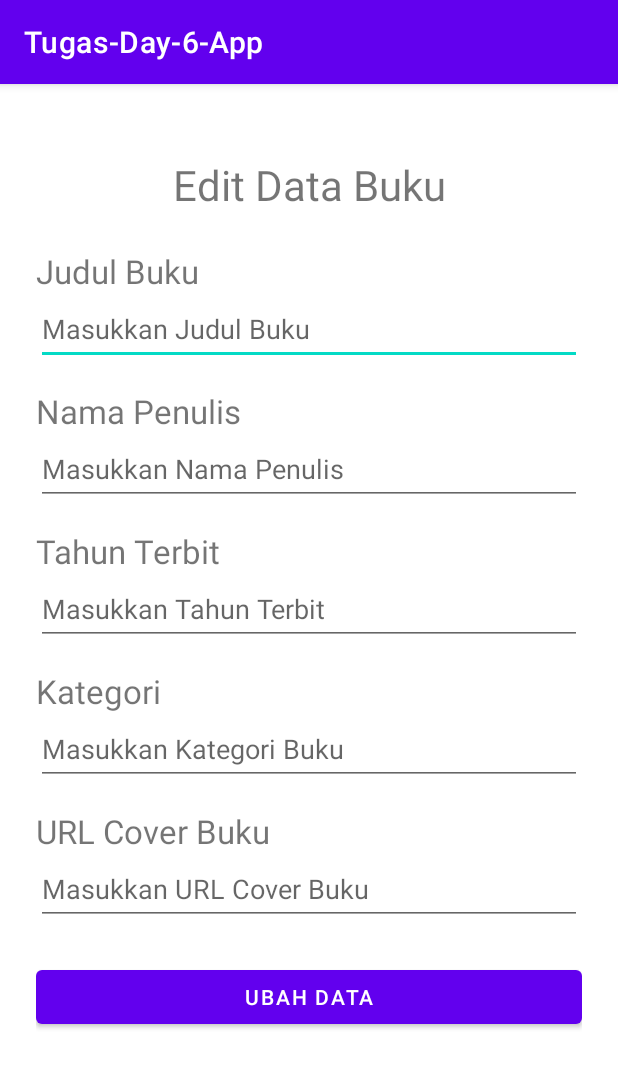
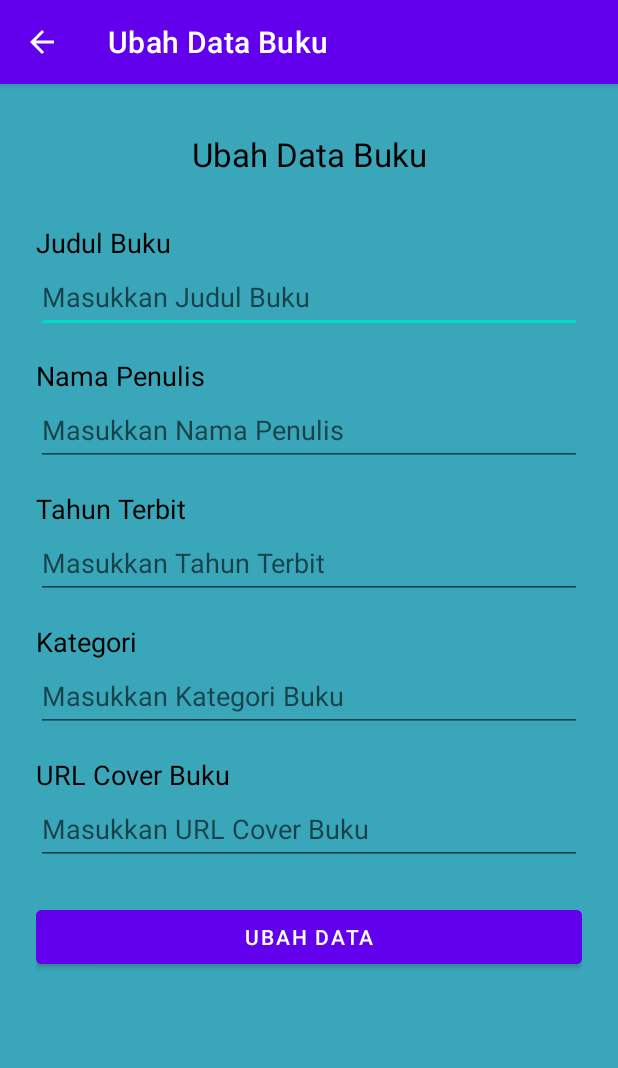
Before and after one commit to nandaarya/TalentClass-batch-8, an Android app: the EditDetailBookActivity screen opened directly, with no data from a screen before it, on a phone screen of 412 x 824 dp. Shown: the top 1068 px of the screen. Run offline under Robolectric (Android 15) with nearby library versions, the phone set to English and light mode, and no system bars; our stand-ins replace Firebase (no records; nobody signed in at launch, a user with empty details on screens opened directly).

Commit message:
fix edit book layout

```diff
--- a/Day 6/Tugas-Day-6-App/app/src/main/java/com/example/tugas_day_6_app/DetailBookActivity.kt
+++ b/Day 6/Tugas-Day-6-App/app/src/main/java/com/example/tugas_day_6_app/DetailBookActivity.kt
@@ -27,7 +27,6 @@ class DetailBookActivity : AppCompatActivity() {
         setContentView(view)
 
         supportActionBar?.title = "Detail Buku"
-
         supportActionBar?.setDisplayHomeAsUpEnabled(true)
 
         settingFirebaseRealtimeDB()
--- a/Day 6/Tugas-Day-6-App/app/src/main/java/com/example/tugas_day_6_app/EditDetailBookActivity.kt
+++ b/Day 6/Tugas-Day-6-App/app/src/main/java/com/example/tugas_day_6_app/EditDetailBookActivity.kt
@@ -21,9 +21,18 @@ class EditDetailBookActivity : AppCompatActivity() {
         val view = binding.root
         setContentView(view)
 
+        supportActionBar?.title = "Ubah Data Buku"
+        supportActionBar?.setDisplayHomeAsUpEnabled(true)
+
         setData()
         settingFirebaseRealtimeDB()
         settingEditButton()
+    }
+
+    override fun onSupportNavigateUp(): Boolean {
+        // Tindakan ketika tombol kembali ditekan
+        onBackPressed()
+        return true
     }
 
     private fun setData() {
--- a/Day 6/Tugas-Day-6-App/app/src/main/res/layout/activity_detail_book.xml
+++ b/Day 6/Tugas-Day-6-App/app/src/main/res/layout/activity_detail_book.xml
@@ -83,7 +83,7 @@
             android:layout_marginEnd="8dp"
             android:layout_weight="1"
             android:backgroundTint="@color/orange"
-            android:text="Edit Data" />
+            android:text="Ubah Data" />
 
         <Button
             android:id="@+id/btn_delete_book"
--- a/Day 6/Tugas-Day-6-App/app/src/main/res/layout/activity_edit_detail_book.xml
+++ b/Day 6/Tugas-Day-6-App/app/src/main/res/layout/activity_edit_detail_book.xml
@@ -5,6 +5,7 @@
     android:layout_width="match_parent"
     android:layout_height="match_parent"
     android:orientation="vertical"
+    android:background="@color/primary"
     android:padding="24dp"
     tools:context=".EditDetailBookActivity">
 
@@ -12,23 +13,27 @@
         android:id="@+id/tv_header"
         android:layout_width="match_parent"
         android:layout_height="wrap_content"
-        android:text="Edit Data Buku"
-        android:layout_margin="24dp"
+        android:text="Ubah Data Buku"
+        android:textColor="@color/black"
+        android:padding="8dp"
+        android:layout_marginBottom="24dp"
         android:gravity="center"
-        android:textSize="28sp" />
+        android:textSize="22sp" />
 
     <TextView
         android:id="@+id/tv_book_title"
         android:layout_width="match_parent"
         android:layout_height="wrap_content"
         android:text="Judul Buku"
-        android:textSize="22sp"/>
+        android:textColor="@color/black"
+        android:textSize="18sp"/>
 
     <EditText
         android:id="@+id/et_book_title"
         android:layout_width="fill_parent"
         android:layout_height="wrap_content"
         android:hint="Masukkan Judul Buku"
+        android:textColor="@color/black"
         android:maxLength="50"
         android:maxLines="1"
         android:inputType="textMultiLine"
@@ -40,14 +45,15 @@
         android:layout_width="match_parent"
         android:layout_height="wrap_content"
         android:text="Nama Penulis"
-        android:textSize="22sp"/>
+        android:textColor="@color/black"
+        android:textSize="18sp"/>
 
     <EditText
         android:id="@+id/et_author_name"
         android:layout_width="fill_parent"
         android:layout_height="wrap_content"
         android:hint="Masukkan Nama Penulis"
-        android:maxLength="50"
+        android:textColor="@color/black"
         android:maxLines="1"
         android:inputType="textMultiLine"
         android:minHeight="48dp"
@@ -58,13 +64,15 @@
         android:layout_width="match_parent"
         android:layout_height="wrap_content"
         android:text="Tahun Terbit"
-        android:textSize="22sp"/>
+        android:textColor="@color/black"
+        android:textSize="18sp"/>
 
     <EditText
         android:id="@+id/et_publication_year"
         android:layout_width="fill_parent"
         android:layout_height="wrap_content"
         android:hint="Masukkan Tahun Terbit"
+        android:textColor="@color/black"
         android:maxLength="50"
         android:maxLines="1"
         android:inputType="textMultiLine"
@@ -76,13 +84,15 @@
         android:layout_width="match_parent"
         android:layout_height="wrap_content"
         android:text="Kategori"
-        android:textSize="22sp"/>
+        android:textColor="@color/black"
+        android:textSize="18sp"/>
 
     <EditText
         android:id="@+id/et_category"
         android:layout_width="fill_parent"
         android:layout_height="wrap_content"
         android:hint="Masukkan Kategori Buku"
+        android:textColor="@color/black"
         android:maxLength="50"
         android:maxLines="1"
         android:inputType="textMultiLine"
@@ -94,13 +104,15 @@
         android:layout_width="match_parent"
         android:layout_height="wrap_content"
         android:text="URL Cover Buku"
-        android:textSize="22sp"/>
+        android:textColor="@color/black"
+        android:textSize="18sp"/>
 
     <EditText
         android:id="@+id/et_book_cover_url"
         android:layout_width="fill_parent"
         android:layout_height="wrap_content"
         android:hint="Masukkan URL Cover Buku"
+        android:textColor="@color/black"
         android:maxLines="1"
         android:inputType="textMultiLine"
         android:minHeight="48dp"
@@ -110,6 +122,8 @@
         android:id="@+id/btn_edit_book"
         android:layout_width="match_parent"
         android:layout_height="wrap_content"
-        android:text="Ubah Data" />
+        android:backgroundTint="@color/purple_500"
+        android:text="Ubah Data"
+        android:textColor="@color/white"/>
 
 </androidx.appcompat.widget.LinearLayoutCompat>
```
Also changed, not shown: Day 6/Tugas-Day-6-App/app/src/main/java/com/example/tugas_day_6_app/AddBookActivity.kt (+9 -0 lines), Day 6/Tugas-Day-6-App/app/src/main/res/layout/activity_add_book.xml (+24 -9 lines).
